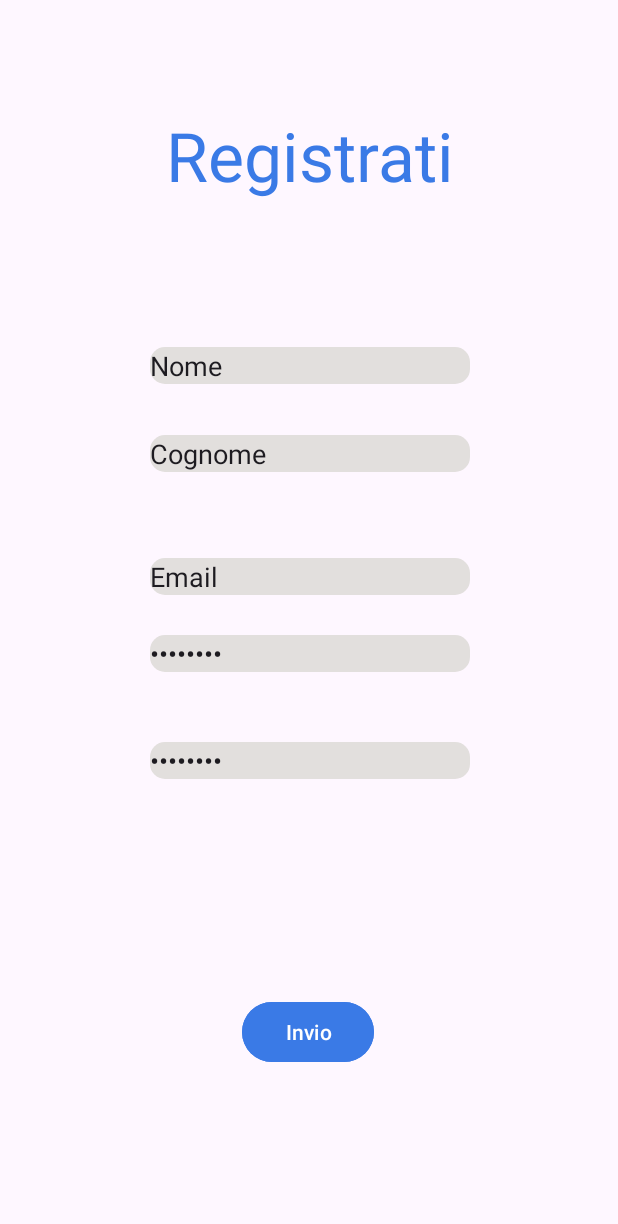
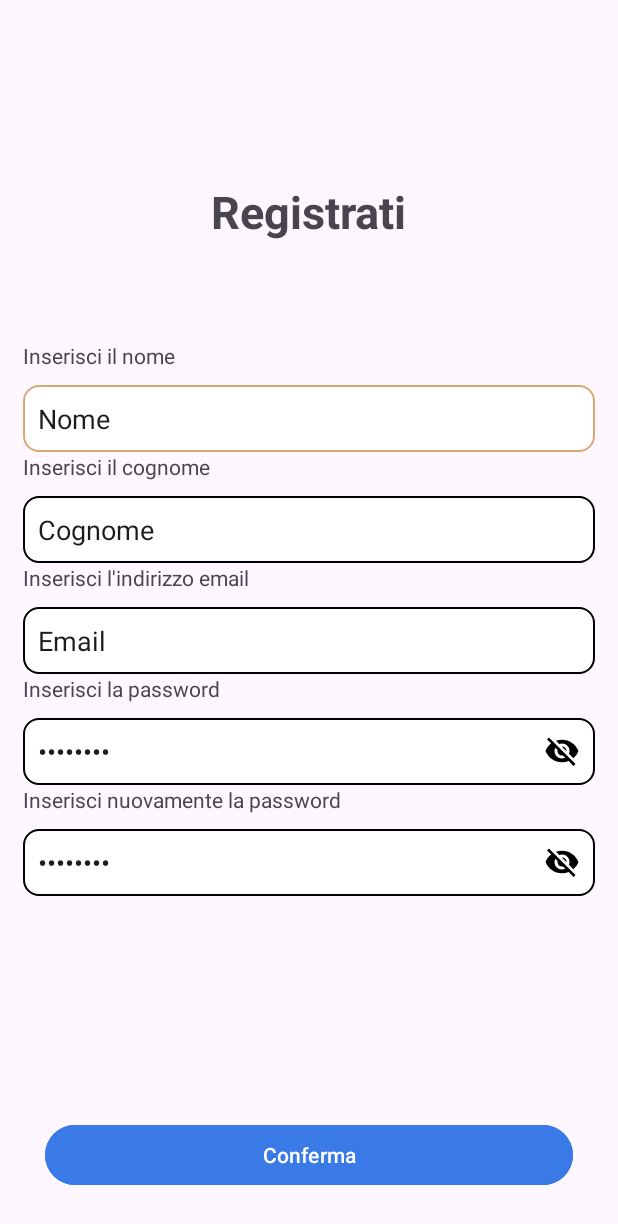
Before and after one commit to giuseppe2028/ProgettoPWM, an Android app: the SchermataRegistrazione screen opened directly, with no data from a screen before it, on a phone screen of 412 x 824 dp. Shown: the top 1224 px of the screen. Run offline under Robolectric (Android 15) with nearby library versions, the phone set to English and light mode, and no system bars.

Commit message:
ho finito la schermata di registrazione

```diff
--- a/app/build.gradle
+++ b/app/build.gradle
@@ -42,6 +42,7 @@ dependencies {
     implementation 'com.google.android.material:material:1.5.0'
     implementation 'androidx.constraintlayout:constraintlayout:2.1.4'
     implementation 'androidx.core:core-ktx:1.8.0'
+    implementation 'androidx.databinding:databinding-runtime:7.1.2'
     testImplementation 'junit:junit:4.13.2'
     androidTestImplementation 'androidx.test.ext:junit:1.1.5'
     androidTestImplementation 'androidx.test.espresso:espresso-core:3.5.1'
--- a/app/src/main/java/com/example/progettopwm/SchermataRegistrazione/SchermataRegistrazione.kt
+++ b/app/src/main/java/com/example/progettopwm/SchermataRegistrazione/SchermataRegistrazione.kt
@@ -2,15 +2,64 @@ package com.example.progettopwm.SchermataRegistrazione
 
 import androidx.appcompat.app.AppCompatActivity
 import android.os.Bundle
+import android.text.InputType
+import android.view.MotionEvent
+import android.widget.Button
+import android.widget.EditText
+import androidx.databinding.DataBindingUtil
 import com.example.progettopwm.R
 import com.example.progettopwm.databinding.ActivitySchermataRegistrazioneBinding
 
 class SchermataRegistrazione : AppCompatActivity() {
     private lateinit var binding: ActivitySchermataRegistrazioneBinding
-
+    private var isPasswordVisible = false
     override fun onCreate(savedInstanceState: Bundle?) {
         super.onCreate(savedInstanceState)
         binding = ActivitySchermataRegistrazioneBinding.inflate(layoutInflater)
         setContentView(binding.root)
+        val passwordEditText = binding.editTextPassword
+        val passwordEditTextC = binding.editTextTextPasswordConferma
+
+        passwordEditText.setCompoundDrawablesWithIntrinsicBounds(0, 0, R.drawable.baseline_visibility_off_24, 0)
+        passwordEditTextC.setCompoundDrawablesWithIntrinsicBounds(0, 0, R.drawable.baseline_visibility_off_24, 0)
+        passwordEditText.setOnTouchListener { _, event ->
+            if (event.action == MotionEvent.ACTION_UP) {
+                val drawableEnd = passwordEditText.compoundDrawables[2]
+                if (drawableEnd != null && event.rawX >= passwordEditText.right - drawableEnd.bounds.width()) {
+                    togglePasswordVisibility(passwordEditText)
+                    return@setOnTouchListener true
+                }
+            }
+            false
+        }
+        passwordEditTextC.setOnTouchListener { _, event ->
+            if (event.action == MotionEvent.ACTION_UP) {
+                val drawableEnd = passwordEditText.compoundDrawables[2]
+                if (drawableEnd != null && event.rawX >= passwordEditText.right - drawableEnd.bounds.width()) {
+                    togglePasswordVisibility(passwordEditTextC)
+                    return@setOnTouchListener true
+                }
+            }
+            false
+        }
     }
+
+
+    private fun togglePasswordVisibility(passwordEditText: EditText) {
+        isPasswordVisible = !isPasswordVisible
+        if (isPasswordVisible) {
+            passwordEditText.inputType =
+                InputType.TYPE_CLASS_TEXT or InputType.TYPE_TEXT_VARIATION_VISIBLE_PASSWORD
+            passwordEditText.setCompoundDrawablesWithIntrinsicBounds(0, 0, R.drawable.baseline_visibility_24, 0)
+        } else {
+            passwordEditText.inputType =
+                InputType.TYPE_CLASS_TEXT or InputType.TYPE_TEXT_VARIATION_PASSWORD
+            passwordEditText.setCompoundDrawablesWithIntrinsicBounds(0, 0, R.drawable.baseline_visibility_off_24, 0)
+        }
+        passwordEditText.setSelection(passwordEditText.text.length)
+    }
+
+
+
+
 }
--- /dev/null
+++ b/app/src/main/res/drawable/baseline_arrow_back_24.xml
@@ -0,0 +1,5 @@
+<vector android:autoMirrored="true" android:height="24dp"
+    android:tint="#000000" android:viewportHeight="24"
+    android:viewportWidth="24" android:width="24dp" xmlns:android="http://schemas.android.com/apk/res/android">
+    <path android:fillColor="@android:color/white" android:pathData="M20,11H7.83l5.59,-5.59L12,4l-8,8 8,8 1.41,-1.41L7.83,13H20v-2z"/>
+</vector>
--- /dev/null
+++ b/app/src/main/res/drawable/baseline_visibility_24.xml
@@ -0,0 +1,5 @@
+<vector android:height="24dp" android:tint="#000000"
+    android:viewportHeight="24" android:viewportWidth="24"
+    android:width="24dp" xmlns:android="http://schemas.android.com/apk/res/android">
+    <path android:fillColor="@android:color/white" android:pathData="M12,4.5C7,4.5 2.73,7.61 1,12c1.73,4.39 6,7.5 11,7.5s9.27,-3.11 11,-7.5c-1.73,-4.39 -6,-7.5 -11,-7.5zM12,17c-2.76,0 -5,-2.24 -5,-5s2.24,-5 5,-5 5,2.24 5,5 -2.24,5 -5,5zM12,9c-1.66,0 -3,1.34 -3,3s1.34,3 3,3 3,-1.34 3,-3 -1.34,-3 -3,-3z"/>
+</vector>
--- /dev/null
+++ b/app/src/main/res/drawable/baseline_visibility_off_24.xml
@@ -0,0 +1,6 @@
+<vector android:height="24dp" android:tint="#000000"
+    android:viewportHeight="24" android:viewportWidth="24"
+    android:width="24dp" xmlns:android="http://schemas.android.com/apk/res/android">
+    <path android:fillColor="@android:color/white" android:pathData="M12,7c2.76,0 5,2.24 5,5 0,0.65 -0.13,1.26 -0.36,1.83l2.92,2.92c1.51,-1.26 2.7,-2.89 3.43,-4.75 -1.73,-4.39 -6,-7.5 -11,-7.5 -1.4,0 -2.74,0.25 -3.98,0.7l2.16,2.16C10.74,7.13 11.35,7 12,7zM2,4.27l2.28,2.28 0.46,0.46C3.08,8.3 1.78,10.02 1,12c1.73,4.39 6,7.5 11,7.5 1.55,0 3.03,-0.3 4.38,-0.84l0.42,0.42L19.73,22 21,20.73 3.27,3 2,4.27zM7.53,9.8l1.55,1.55c-0.05,0.21 -0.08,0.43 -0.08,0.65 0,1.66 1.34,3 3,3 0.22,0 0.44,-0.03 0.65,-0.08l1.55,1.55c-0.67,0.33 -1.41,0.53 -2.2,0.53 -2.76,0 -5,-2.24 -5,-5 0,-0.79 0.2,-1.53 0.53,-2.2zM11.84,9.02l3.15,3.15 0.02,-0.16c0,-1.66 -1.34,-3 -3,-3l-0.17,0.01z"/>
+
+</vector>
--- /dev/null
+++ b/app/src/main/res/drawable/custom_text_edit.xml
@@ -0,0 +1,17 @@
+<?xml version="1.0" encoding="utf-8"?>
+<selector xmlns:android="http://schemas.android.com/apk/res/android">
+<item android:state_enabled="true" android:state_focused="true">
+    <shape android:shape="rectangle">
+        <solid android:color="@color/white"/>
+        <corners android:radius="10dp"/>
+        <stroke android:color="@color/sfondoBottoni1" android:width="1dp"/>
+    </shape>
+</item>
+    <item android:state_enabled="true">
+        <shape android:shape="rectangle">
+            <solid android:color="@color/white"/>
+            <corners android:radius="10dp"/>
+            <stroke android:color="@color/black" android:width="1dp"/>
+        </shape>
+    </item>
+</selector>
--- a/app/src/main/res/drawable/rounded_edittext.xml
+++ /dev/null
@@ -1,7 +0,0 @@
-<?xml version="1.0" encoding="utf-8"?>
-<shape xmlns:tools="http://schemas.android.com/tools"
-    xmlns:android="http://schemas.android.com/apk/res/android"
-    tools:ignore="ExtraText">
-    <solid android:color="#e2dfdd" />
-    <corners android:radius="10dp" /> <!-- Raggio degli angoli arrotondati -->
-</shape>
--- /dev/null
+++ b/app/src/main/res/drawable/shape_login_border.xml
@@ -0,0 +1,4 @@
+<shape xmlns:android="http://schemas.android.com/apk/res/android">
+    <solid android:color="@color/white" /> <!-- Colore di riempimento, puoi personalizzarlo -->
+    <corners android:topLeftRadius="@dimen/radiusLogin" android:topRightRadius="@dimen/radiusLogin" /> <!-- Radius desiderato -->
+</shape>
--- /dev/null
+++ b/app/src/main/res/drawable/text_edit_shape.xml
@@ -0,0 +1,12 @@
+<?xml version="1.0" encoding="utf-8"?>
+<shape xmlns:android="http://schemas.android.com/apk/res/android"
+    android:shape="rectangle"
+    android:innerRadius="100dp"
+    android:thickness="40dp"
+    android:useLevel="false"
+    >
+
+<solid android:color="@color/white"/>
+    <stroke  android:width="0.5dp" android:color="@color/black" />
+    <corners android:radius="@dimen/radius"/>
+</shape>
--- a/app/src/main/res/layout/activity_schermata_iniziale.xml
+++ b/app/src/main/res/layout/activity_schermata_iniziale.xml
@@ -5,7 +5,8 @@
     android:layout_width="match_parent"
     android:layout_height="match_parent"
     tools:context=".SchermataIniziale.SchermataIniziale"
-    android:background="@drawable/viaggio_di_nozze__destinazione_stati_uniti_">
+    android:background="@drawable/viaggio_di_nozze__destinazione_stati_uniti_"
+    tools:ignore="ExtraText">
 
 
     <TextView
@@ -24,13 +25,7 @@
         app:layout_constraintVertical_bias="0.159"
         tools:ignore="SpUsage" />
 
-    <Button
-        android:id="@+id/bottoneRegistrzione"
-        android:layout_width="0dp"
-        android:layout_height="wrap_content"
-        android:layout_marginStart="24dp"
-        android:layout_marginEnd="16dp"
-        android:background="@drawable/rounded_edittext"
+    <!--android:background="@drawable/rounded_edittext"--><![CDATA[
         android:backgroundTint="@color/sfondoBottoni"
         android:includeFontPadding="true"
         android:paddingHorizontal="80dp"
@@ -44,12 +39,32 @@
         app:layout_constraintVertical_chainStyle="packed"
         tools:ignore="SpUsage,TextSizeCheck,VisualLintButtonSize" />
 
+
+
+    ]]>
+
+    <Button
+        android:id="@+id/bottoneRegistrzione"
+        android:layout_width="0dp"
+        android:layout_height="wrap_content"
+        app:layout_constraintBottom_toBottomOf="parent"
+        app:layout_constraintEnd_toEndOf="parent"
+        app:layout_constraintHorizontal_bias="0.0"
+        app:layout_constraintStart_toStartOf="parent"
+        app:layout_constraintTop_toTopOf="parent"
+        app:layout_constraintVertical_bias="0.632"
+        tools:ignore="MissingConstraints" />
+
     <Button
         android:id="@+id/bottoneLogin"
         android:layout_width="0dp"
         android:layout_height="48dp"
-        android:layout_marginTop="16dp"
-        android:background="@drawable/rounded_edittext"
+        app:layout_constraintBottom_toBottomOf="parent"
+        app:layout_constraintEnd_toEndOf="parent"
+        app:layout_constraintStart_toStartOf="parent"
+        app:layout_constraintTop_toTopOf="parent"
+        tools:ignore="MissingConstraints" />
+    <!--android:background="@drawable/rounded_edittext"-->
         android:backgroundTint="@color/sfondoBottoni1"
         android:text="@string/login"
         android:textSize="@dimen/sizeText"
--- a/app/src/main/res/layout/activity_schermata_registrazione.xml
+++ b/app/src/main/res/layout/activity_schermata_registrazione.xml
@@ -3,114 +3,146 @@
     xmlns:app="http://schemas.android.com/apk/res-auto"
     xmlns:tools="http://schemas.android.com/tools"
     android:layout_width="match_parent"
-    android:layout_height="match_parent">
-
-    <EditText
-        android:id="@+id/editTextText"
-        android:layout_width="wrap_content"
+    android:layout_height="match_parent"
+    tools:ignore="ExtraText">
+    <Button
+        android:id="@+id/buttonRegistrati"
+        android:layout_width="match_parent"
         android:layout_height="wrap_content"
-        android:background="@drawable/rounded_edittext"
-        android:ems="10"
-        android:inputType="text"
-        android:text="Nome"
-        app:layout_constraintBottom_toBottomOf="parent"
-        app:layout_constraintEnd_toEndOf="parent"
-        app:layout_constraintHorizontal_bias="0.502"
-        app:layout_constraintStart_toStartOf="parent"
-        app:layout_constraintTop_toTopOf="parent"
-        app:layout_constraintVertical_bias="0.289"
-        tools:ignore="UnknownId,TouchTargetSizeCheck" />
-
-    <EditText
-        android:id="@+id/editTextText2"
-        android:layout_width="wrap_content"
-        android:layout_height="wrap_content"
-        android:background="@drawable/rounded_edittext"
-        android:ems="10"
-        android:inputType="text"
-        android:text="Cognome"
-        app:layout_constraintBottom_toBottomOf="parent"
-        app:layout_constraintEnd_toEndOf="parent"
-        app:layout_constraintHorizontal_bias="0.502"
-        app:layout_constraintStart_toStartOf="parent"
-        app:layout_constraintTop_toTopOf="parent"
-        app:layout_constraintVertical_bias="0.363"
-        tools:ignore="TouchTargetSizeCheck" />
-
-    <EditText
-        android:id="@+id/editTextTextEmailAddress"
-        android:layout_width="wrap_content"
-        android:layout_height="wrap_content"
-        android:background="@drawable/rounded_edittext"
-        android:ems="10"
-        android:inputType="textEmailAddress"
-        android:text="Email"
-        app:layout_constraintBottom_toBottomOf="parent"
-        app:layout_constraintEnd_toEndOf="parent"
-        app:layout_constraintHorizontal_bias="0.502"
-        app:layout_constraintStart_toStartOf="parent"
-        app:layout_constraintTop_toTopOf="parent"
-        app:layout_constraintVertical_bias="0.465"
-        tools:ignore="MissingConstraints,TouchTargetSizeCheck" />
-
-    <EditText
-        android:id="@+id/editTextTextPassword"
-        android:layout_width="wrap_content"
-        android:layout_height="wrap_content"
-        android:background="@drawable/rounded_edittext"
-        android:ems="10"
-        android:inputType="textPassword"
-        android:text="Password"
-        app:layout_constraintBottom_toBottomOf="parent"
-        app:layout_constraintEnd_toEndOf="parent"
-        app:layout_constraintHorizontal_bias="0.502"
-        app:layout_constraintStart_toStartOf="parent"
-        app:layout_constraintTop_toTopOf="parent"
-        app:layout_constraintVertical_bias="0.53"
-        tools:ignore="TouchTargetSizeCheck" />
-
-    <EditText
-        android:id="@+id/editTextTextPassword2"
-        android:layout_width="wrap_content"
-        android:layout_height="wrap_content"
-        android:background="@drawable/rounded_edittext"
-        android:ems="10"
-        android:inputType="textPassword"
-        android:text="Password"
-        app:layout_constraintBottom_toBottomOf="parent"
-        app:layout_constraintEnd_toEndOf="parent"
-        app:layout_constraintHorizontal_bias="0.502"
-        app:layout_constraintStart_toStartOf="parent"
-        app:layout_constraintTop_toTopOf="parent"
-        app:layout_constraintVertical_bias="0.619"
-        tools:ignore="SpeakableTextPresentCheck,TouchTargetSizeCheck" />
-
-    <Button
-        android:id="@+id/button"
-        android:layout_width="wrap_content"
-        android:layout_height="wrap_content"
-        android:layout_marginBottom="112dp"
-        android:backgroundTint="@color/blu"
-        android:text="Invio"
+        android:layout_margin="@dimen/marginButton"
+        android:backgroundTint="@color/palette1"
+        android:text="@string/conferma"
         app:layout_constraintBottom_toBottomOf="parent"
         app:layout_constraintEnd_toEndOf="parent"
         app:layout_constraintHorizontal_bias="0.498"
-        app:layout_constraintStart_toStartOf="parent" />
+        app:layout_constraintStart_toStartOf="parent"
+        app:layout_constraintTop_toBottomOf="@+id/linearLayout"
+        tools:ignore="UnknownId" />
 
     <TextView
-        android:id="@+id/RegistrazioneText"
+        android:id="@+id/TitleRegistrazione"
         android:layout_width="wrap_content"
         android:layout_height="wrap_content"
         android:text="@string/registrazione"
-        android:textAlignment="center"
-        android:textColor="@color/blu"
-        android:textSize="45dp"
+        android:textSize="@dimen/title"
+        android:textStyle="bold"
         app:layout_constraintBottom_toBottomOf="parent"
         app:layout_constraintEnd_toEndOf="parent"
         app:layout_constraintStart_toStartOf="parent"
         app:layout_constraintTop_toTopOf="parent"
-        app:layout_constraintVertical_bias="0.096"
-        tools:ignore="MissingConstraints" />
+        app:layout_constraintVertical_bias="0.154" />
+
+    <LinearLayout
+        android:id="@+id/linearLayoutRegistrazione"
+        android:layout_width="match_parent"
+        android:layout_height="wrap_content"
+        android:layout_margin="@dimen/marginTextEdit"
+        android:layout_marginHorizontal="@dimen/marginButton"
+
+        android:orientation="vertical"
+        app:layout_constraintBottom_toBottomOf="parent"
+        app:layout_constraintEnd_toEndOf="parent"
+        app:layout_constraintStart_toStartOf="parent"
+        app:layout_constraintTop_toTopOf="parent">
+
+        <TextView
+            android:id="@+id/inserisciNome"
+            android:layout_width="match_parent"
+            android:layout_height="wrap_content"
+            android:text="@string/inserisciN"/>
+
+        <EditText
+            android:id="@+id/editTextNome"
+            android:layout_width="match_parent"
+            android:layout_height="wrap_content"
+            android:background="@drawable/custom_text_edit"
+            android:ems="10"
+            android:inputType="text"
+            android:layout_marginTop="@dimen/marginLinearLayoutElements"
+
+            android:paddingVertical="@dimen/paddingEditTetxt"
+            android:text="@string/nome"
+            tools:ignore="TouchTargetSizeCheck"
+            style="@style/textEditStyle"/>
+
+        <TextView
+            android:id="@+id/textView4"
+            android:layout_width="match_parent"
+            android:layout_height="wrap_content"
+            android:text="@string/inserisciC"/>
+        <EditText
+            android:id="@+id/editTextCognome"
+            android:layout_width="match_parent"
+            android:layout_height="wrap_content"
+            android:background="@drawable/custom_text_edit"
+            android:ems="10"
+            android:inputType="textEmailAddress"
+            android:layout_marginTop="@dimen/marginLinearLayoutElements"
+            android:paddingVertical="@dimen/paddingEditTetxt"
+            android:text="@string/cognome"
+            tools:ignore="MissingConstraints,TouchTargetSizeCheck"
+            style="@style/textEditStyle"/>
 
 
+        <TextView
+            android:id="@+id/textView5"
+            android:layout_width="match_parent"
+            android:layout_height="wrap_content"
+            android:text="@string/inserisciE"            />
+
+        <EditText
+            android:id="@+id/editTextEmail"
+            android:layout_width="match_parent"
+            android:layout_height="wrap_content"
+            android:background="@drawable/custom_text_edit"
+            android:ems="10"
+            android:inputType="text"
+            android:paddingVertical="@dimen/paddingEditTetxt"
+            android:text="@string/email"
+            tools:ignore="UnknownId,TouchTargetSizeCheck"
+            android:layout_marginTop="@dimen/marginLinearLayoutElements"
+            style="@style/textEditStyle"/>
+
+
+        <TextView
+            android:id="@+id/textView"
+            android:layout_width="match_parent"
+            android:layout_height="wrap_content"
+            android:text="@string/inserisciP"            />
+
+        <EditText
+            android:id="@+id/editTextPassword"
+            android:layout_width="match_parent"
+            android:layout_height="wrap_content"
+            android:background="@drawable/custom_text_edit"
+            android:ems="10"
+            android:inputType="textPassword"
+            android:paddingVertical="@dimen/paddingEditTetxt"
+            android:text="@string/password"
+            tools:ignore="TouchTargetSizeCheck"
+            android:layout_marginTop="@dimen/marginLinearLayoutElements"
+            style="@style/textEditStyle"
+            android:drawableEnd="@drawable/baseline_visibility_off_24"/>
+        <TextView
+            android:id="@+id/textView2"
+            android:layout_width="match_parent"
+            android:layout_height="wrap_content"
+            android:text="@string/inserisciCP"
+            />
+
+        <EditText
+            android:id="@+id/editTextTextPasswordConferma"
+            android:layout_width="match_parent"
+            android:layout_height="wrap_content"
+            android:background="@drawable/custom_text_edit"
+            android:ems="10"
+            android:inputType="textPassword"
+            android:paddingVertical="@dimen/paddingEditTetxt"
+            android:text="@string/password"
+            tools:ignore="SpeakableTextPresentCheck,TouchTargetSizeCheck"
+            android:layout_marginTop="@dimen/marginLinearLayoutElements"
+            style="@style/textEditStyle"
+            android:drawableEnd="@drawable/baseline_visibility_off_24"
+            />
+    </LinearLayout>
 </androidx.constraintlayout.widget.ConstraintLayout>
--- a/app/src/main/res/values/SizeNumbers.xml
+++ b/app/src/main/res/values/SizeNumbers.xml
@@ -2,4 +2,12 @@
 <resources>
     <dimen name="sizeText">20dp</dimen>
     <dimen name="title">30dp</dimen>
+    <dimen name="marginButton">30dp</dimen>
+    <dimen name="paddingEditTetxt">5dp</dimen>
+    <dimen name="radius">50dp</dimen>
+    <dimen name="paddingStartTextEdit">10dp</dimen>
+    <dimen name="marginLinearLayoutElements">10dp</dimen>
+    <dimen name="radiusLogin">30dp</dimen>
+    <dimen name="marginTextEdit">15dp</dimen>
+    <dimen name="maginBottoneSchermataIniziale">10dp</dimen>
 </resources>
--- a/app/src/main/res/values/colors.xml
+++ b/app/src/main/res/values/colors.xml
@@ -4,6 +4,6 @@
     <color name="white">#FFFFFFFF</color>
     <color name="sfondoBottoni">#AE9B9C</color>
     <color name="sfondoBottoni1">#D7A976</color>
-    <color name="blu">#3A7AE6</color>
-    <color name="grigio">#e2dfdd</color>
+    <color name="palette1">#3A7AE6</color>
+    <color name="palette2"></color>
 </resources>
--- a/app/src/main/res/values/strings.xml
+++ b/app/src/main/res/values/strings.xml
@@ -3,6 +3,29 @@
     <string name="benvenuto">Benvenut* su NomeAPP</string>
     <string name="Creaaccount">Crea un account</string>
     <string name="login">Accedi</string>
-    <string name="title_activity_schermata_registrazione">activity_schermata_registrazione</string>
+    <string name="accediConGoogle">Accedi con google</string>
+    <string name="subtitleLogin">Accedi con le tue credenziali</string>
+    <string name="indirizzoMail">Indirizzo Email</string>
     <string name="registrazione">Registrati</string>
+    <string name="nome">Nome</string>
+    <string name="cognome">Cognome</string>
+    <string name="password">Password</string>
+    <string name="passwordc">Conferma password</string>
+    <string name="inserisciN">Inserisci il nome</string>
+    <string name="inserisciC">Inserisci il cognome</string>
+    <string name="inserisciE">Inserisci l\'indirizzo email</string>
+    <string name="inserisciP">Inserisci la password</string>
+    <string name="inserisciCP">Inserisci nuovamente la password</string>
+
+
+
+    <!-- TODO: Remove or change this placeholder text -->
+    <string name="hello_blank_fragment">Hello blank fragment</string>
+    <string name="email">Email</string>
+    <string name="passwordDimenticata">Non te la ricordi?</string>
+    <string name="ReimpostaPassword">Reimposta Password</string>
+    <string name="subtitleRecuperaPassword">Inserisci l\'indirizzo email associato al tuo account per poterlo recuperare</string>
+    <string name="conferma">Conferma</string>
+    <string name="haiAccount">Hai già un account?</string>
+    <string name="Signin">Sign in</string>
 </resources>
--- a/app/src/main/res/values/themes.xml
+++ b/app/src/main/res/values/themes.xml
@@ -4,6 +4,10 @@
         <!-- Customize your light theme here. -->
         <!-- <item name="colorPrimary">@color/my_light_primary</item> -->
     </style>
+    <style name="textEditStyle">
+        <item name="android:padding">@dimen/paddingStartTextEdit</item>
+        <item name="background">@drawable/text_edit_shape</item>
+    </style>
 
     <style name="Theme.ProgettoPWM" parent="Base.Theme.ProgettoPWM" />
 </resources>
```
